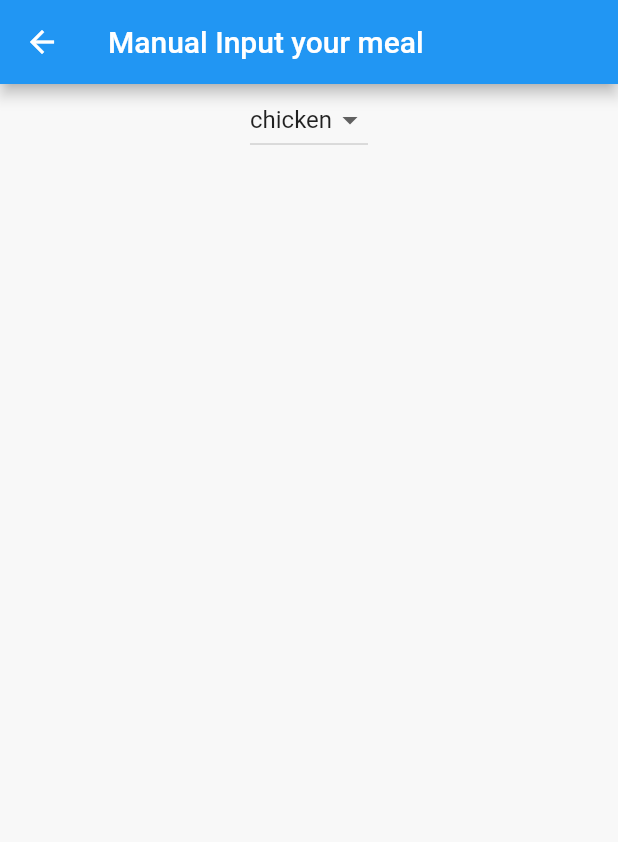
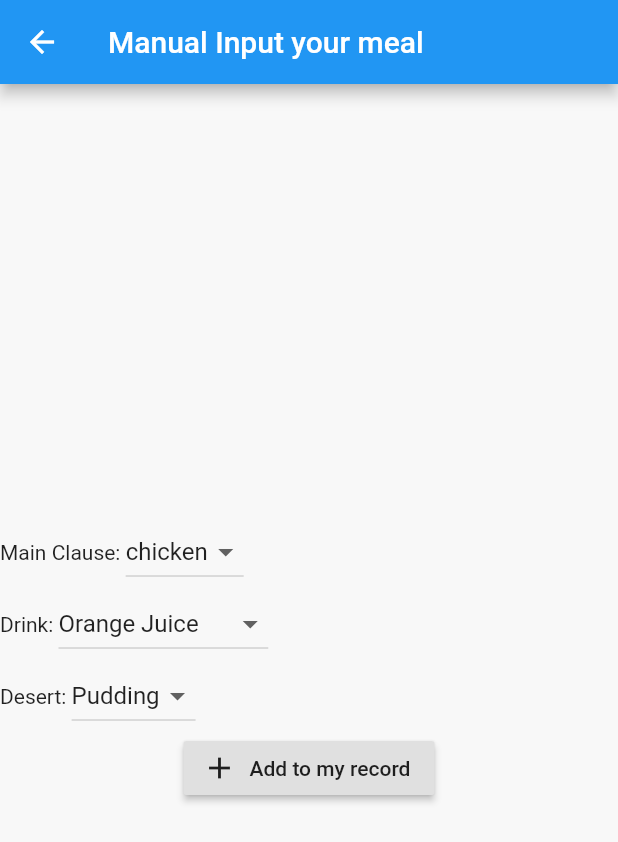
Before and after one commit to qstommyshu/fit-anywhere, a Flutter app: the manu_input screen opened directly, on a phone screen of 412 x 824 dp. Shown: the top 842 px of the screen. Run offline on Flutter 3.47's test engine with Material 2 defaults, Android fonts, the light colour scheme and no system bars; our stand-ins replace flutter_svg; network calls fail.

Commit message:
Update manu_input.dart

```diff
--- a/lib/Diet/manu_input.dart
+++ b/lib/Diet/manu_input.dart
@@ -8,19 +8,26 @@ class manu_input extends StatefulWidget {
 }
 
 class _manu_inputState extends State<manu_input> {
-  String drop = "chicken";
+  String drop1 = "chicken";
+  String drop2 = "Orange Juice";
+  String drop3 = "Pudding";
   @override
   Widget build(BuildContext context) {
     return Scaffold(
       appBar: AppBar(title: const Text("Manual Input your meal")),
       body: Center(
         child: Column(
+          mainAxisAlignment: MainAxisAlignment.center,
+          crossAxisAlignment: CrossAxisAlignment.center,
           children: [
+            Row(
+              children: [
+                const Text("Main Clause: "),
                 DropdownButton(
-                value: drop,
+                    value: drop1,
                     onChanged: (value) {
                       setState(() {
-                    drop = value.toString();
+                        drop1 = value.toString();
                       });
                     },
                     items: <String>[
@@ -34,7 +41,59 @@ class _manu_inputState extends State<manu_input> {
                         value: value,
                         child: Text(value),
                       );
-                }).toList()),
+                    }).toList())
+              ],
+            ),
+            Row(
+              children: [
+                const Text("Drink: "),
+                DropdownButton(
+                    value: drop2,
+                    onChanged: (value) {
+                      setState(() {
+                        drop2 = value.toString();
+                      });
+                    },
+                    items: <String>[
+                      "Orange Juice",
+                      "Water",
+                      "Wine",
+                      "Sparkiling Water",
+                      "None",
+                    ].map<DropdownMenuItem<String>>((String value) {
+                      return DropdownMenuItem<String>(
+                        value: value,
+                        child: Text(value),
+                      );
+                    }).toList())
+              ],
+            ),
+            Row(
+              children: [
+                const Text("Desert: "),
+                DropdownButton(
+                    value: drop3,
+                    onChanged: (value) {
+                      setState(() {
+                        drop3 = value.toString();
+                      });
+                    },
+                    items: <String>[
+                      "Pudding",
+                      "Cake",
+                      "None",
+                    ].map<DropdownMenuItem<String>>((String value) {
+                      return DropdownMenuItem<String>(
+                        value: value,
+                        child: Text(value),
+                      );
+                    }).toList())
+              ],
+            ),
+            RaisedButton.icon(
+                onPressed: () {},
+                icon: Icon(Icons.add),
+                label: Text("Add to my record"))
           ],
         ),
       ),
```
Lines whose indentation alone changed are shown as unchanged.
